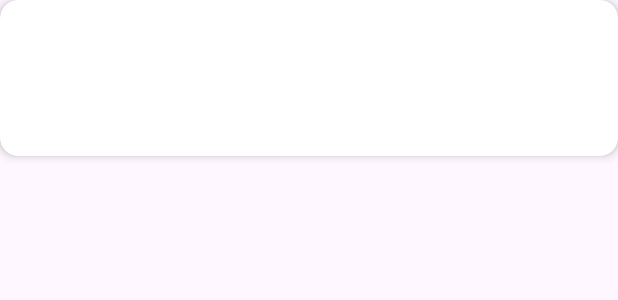
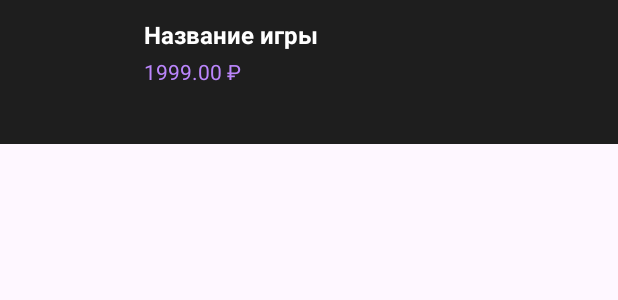
Before and after one commit to LiMaxIO1/MOBILE_Game_Store, an Android app: the layout item_game.xml on its own in the app's theme, with its tools: preview values and no code run, on a phone screen of 412 x 824 dp. Shown: the top 300 px of the screen. Run offline under Robolectric (Android 15) with nearby library versions, the phone set to English and light mode, and no system bars.

Commit message:
UI changes

```diff
--- a/app/src/main/java/com/example/final_game_store/GameAdapter.java
+++ b/app/src/main/java/com/example/final_game_store/GameAdapter.java
@@ -56,12 +56,13 @@ public class GameAdapter extends RecyclerView.Adapter<GameAdapter.GameViewHolder
 
     @Override
     public int getItemCount() {
-        return gameList.size();
+        return gameList != null ? gameList.size() : 0;
     }
 
     public static class GameViewHolder extends RecyclerView.ViewHolder {
         ImageView imageView;
-        TextView nameTextView, priceTextView;
+        TextView nameTextView;
+        TextView priceTextView;
 
         public GameViewHolder(@NonNull View itemView) {
             super(itemView);
--- a/app/src/main/java/com/example/final_game_store/GameDetailsFragment.java
+++ b/app/src/main/java/com/example/final_game_store/GameDetailsFragment.java
@@ -70,7 +70,7 @@ public class GameDetailsFragment extends Fragment {
 
         addToCartButton.setOnClickListener(v -> {
             CartItem item = new CartItem();
-            item.setGameId(name); // Лучше использовать уникальный ID, если есть
+            item.setGameId(name);
             item.setName(name);
             item.setPrice(price);
             item.setImageUrl(imageUrl);
--- a/app/src/main/res/layout/item_game.xml
+++ b/app/src/main/res/layout/item_game.xml
@@ -1,24 +1,18 @@
 <?xml version="1.0" encoding="utf-8"?>
-<androidx.cardview.widget.CardView xmlns:android="http://schemas.android.com/apk/res/android"
-    xmlns:card_view="http://schemas.android.com/apk/res-auto"
-    android:layout_width="match_parent"
-    android:layout_height="wrap_content"
-    android:layout_marginBottom="12dp"
-    card_view:cardCornerRadius="12dp"
-    card_view:cardElevation="4dp">
-
-    <LinearLayout
+<LinearLayout xmlns:android="http://schemas.android.com/apk/res/android"
     android:orientation="horizontal"
     android:padding="12dp"
+    android:background="#1E1E1E"
     android:layout_width="match_parent"
     android:layout_height="wrap_content">
 
     <ImageView
         android:id="@+id/gameImageView"
-            android:layout_width="80dp"
-            android:layout_height="80dp"
+        android:layout_width="72dp"
+        android:layout_height="72dp"
         android:scaleType="centerCrop"
-            android:layout_marginEnd="12dp" />
+        android:layout_marginEnd="12dp"
+        android:contentDescription="Game image" />
 
     <LinearLayout
         android:orientation="vertical"
@@ -32,15 +26,17 @@
             android:textSize="16sp"
             android:textStyle="bold"
             android:layout_width="wrap_content"
-                android:layout_height="wrap_content" />
+            android:layout_height="wrap_content"
+            android:text="Название игры" />
 
         <TextView
             android:id="@+id/gamePriceTextView"
-                android:textColor="#BBBBBB"
+            android:textColor="#BB86FC"
             android:textSize="14sp"
+            android:layout_marginTop="4dp"
             android:layout_width="wrap_content"
             android:layout_height="wrap_content"
-                android:layout_marginTop="4dp" />
+            android:text="1999.00 ₽" />
+
     </LinearLayout>
 </LinearLayout>
-</androidx.cardview.widget.CardView>
```
Also changed, not shown: app/src/main/java/com/example/final_game_store/CartItem.java (+12 -0 lines), app/src/main/java/com/example/final_game_store/CartManager.java (+82 -16 lines), app/src/main/java/com/example/final_game_store/ImageLoader.java (+4 -4 lines), app/src/main/java/com/example/final_game_store/MainActivity.java (+13 -0 lines), app/src/main/res/drawable/ic_error_image.xml (added, +17 -0 lines), app/src/main/res/layout/dialog_cart.xml (+10 -2 lines), app/src/main/res/layout/item_cart_item.xml (+14 -11 lines), app/src/main/res/drawable/ic_placeholder.png (added). Lines whose indentation alone changed are shown as unchanged.
